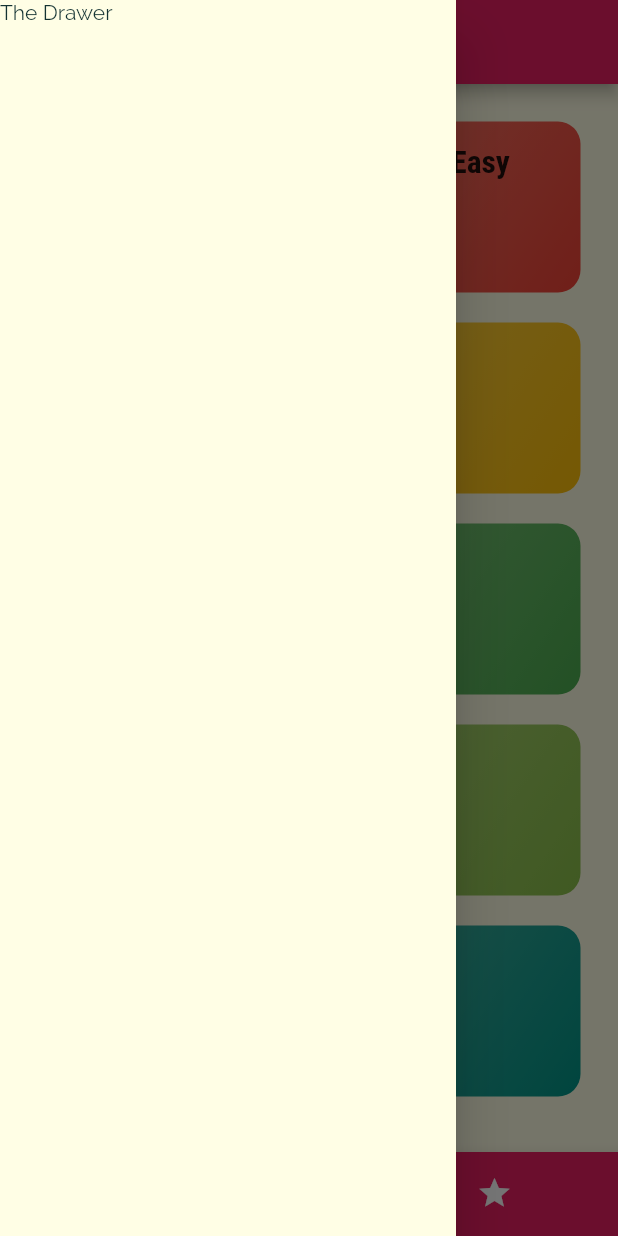
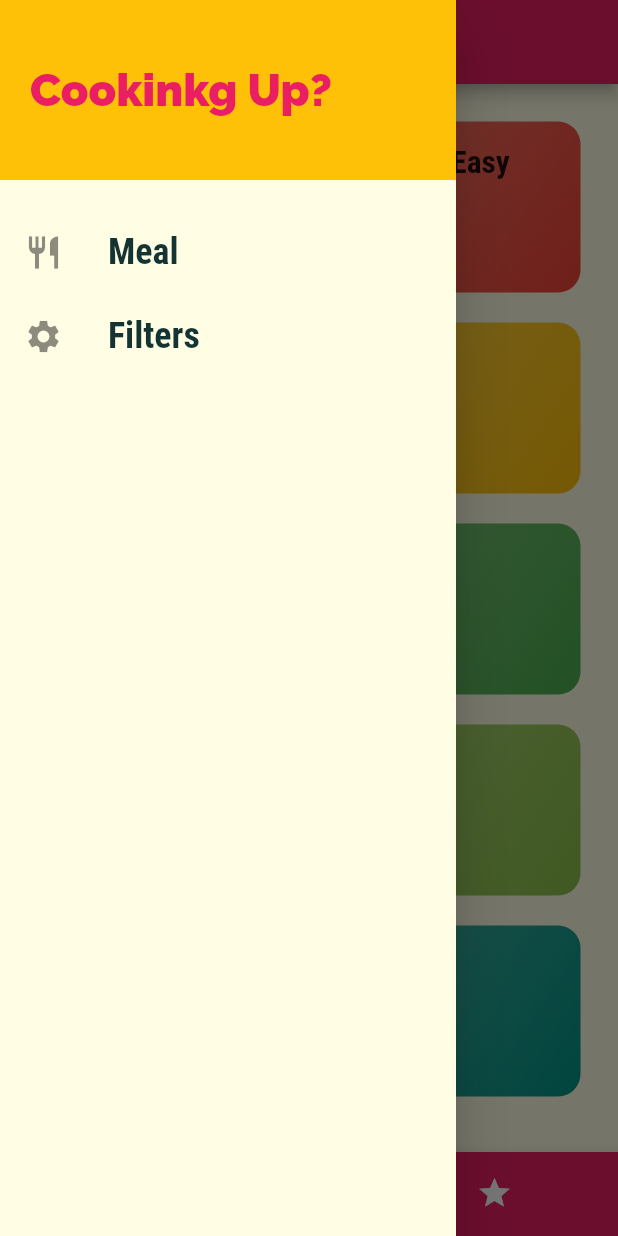
Before and after one commit to andreuhh/Food-app-flutter, a Flutter app: the screen it shows after launch, with the side drawer open, on a phone screen of 412 x 824 dp. Run offline on Flutter 3.47's test engine with Material 2 defaults, Android fonts, the phone set to English and light mode, and no system bars.

Commit message:
continued with the sidebar

```diff
--- a/lib/screens/tabs_screen.dart
+++ b/lib/screens/tabs_screen.dart
@@ -1,5 +1,6 @@
 import 'package:flutter/material.dart';
 
+import '../widgets/main_drawer.dart';
 import './favorites_screen.dart';
 import './categories_screen.dart';
 
@@ -36,9 +37,7 @@ class _TabsScreenState extends State<TabsScreen> {
         title: Text(_pages[_selectedPageIndex]['title']),
       ),
       // drawer fa comparire hamburger menu + sidebar
-      drawer: Drawer(
-        child: Text('The Drawer'),
-      ),
+      drawer: MainDrawer(),
       body: _pages[_selectedPageIndex]['page'],
       bottomNavigationBar: BottomNavigationBar(
         onTap: _selectPage,
--- a/lib/main_drawer.dart
+++ b/lib/widgets/main_drawer.dart
@@ -2,6 +2,26 @@ import 'package:flutter/material.dart';
 
 // this is the sidebar of the App
 class MainDrawer extends StatelessWidget {
+  Widget buildListTile(String title, IconData icon) {
+    return ListTile(
+      leading: Icon(
+        icon,
+        size: 26,
+      ),
+      title: Text(
+        title,
+        style: TextStyle(
+          fontFamily: 'RobotoCondensed',
+          fontSize: 24,
+          fontWeight: FontWeight.bold,
+        ),
+      ),
+      onTap: () {
+        //...
+      },
+    );
+  }
+
   @override
   Widget build(BuildContext context) {
     return Drawer(
@@ -21,6 +41,17 @@ class MainDrawer extends StatelessWidget {
                   color: Theme.of(context).primaryColor),
             ),
           ),
+          SizedBox(
+            height: 20,
+          ),
+          buildListTile(
+            'Meal',
+            Icons.restaurant,
+          ),
+          buildListTile(
+            'Filters',
+            Icons.settings,
+          ),
         ],
       ),
     );
```
